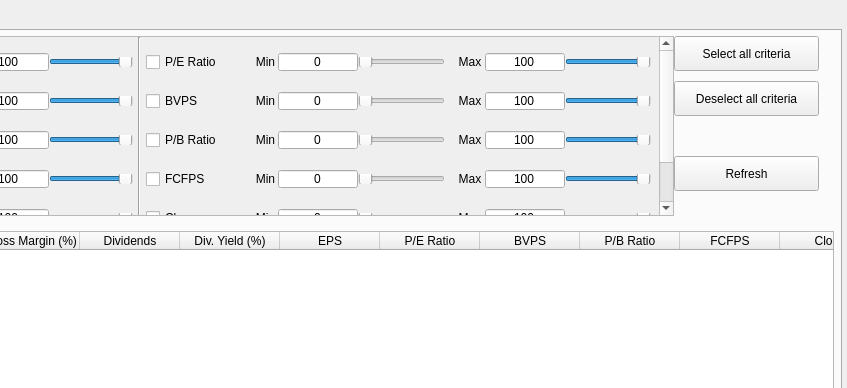
Old version of the form QT/MainWindow.ui in the repository Gendostie/market-analysis; both pictures show x 433 to 1280 and y 0 to 388 of the 1280 by 800 pixel window.
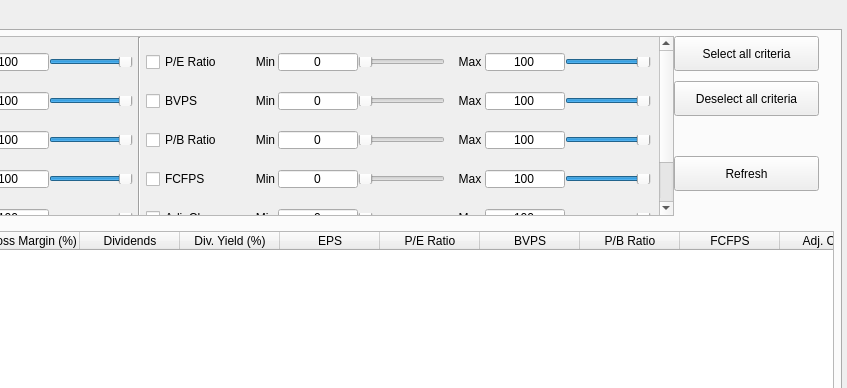
New version of the form.

Commit message: Change all variable Close to Adj. Close and close to adj_close in link with Qt

```diff
--- a/QT/MainWindow.ui
+++ b/QT/MainWindow.ui
@@ -2588,7 +2588,7 @@
                 </size>
                </property>
                <property name="text">
-                <string>Close</string>
+                <string>Adj. Close</string>
                </property>
               </widget>
              </item>
@@ -3157,7 +3157,7 @@
       </column>
       <column>
        <property name="text">
-        <string>Close</string>
+        <string>Adj. Close</string>
        </property>
       </column>
       <column>
```
Left out of the diff: 62 changed lines with no effect on the pictures. The commit also changes 5 other files.
